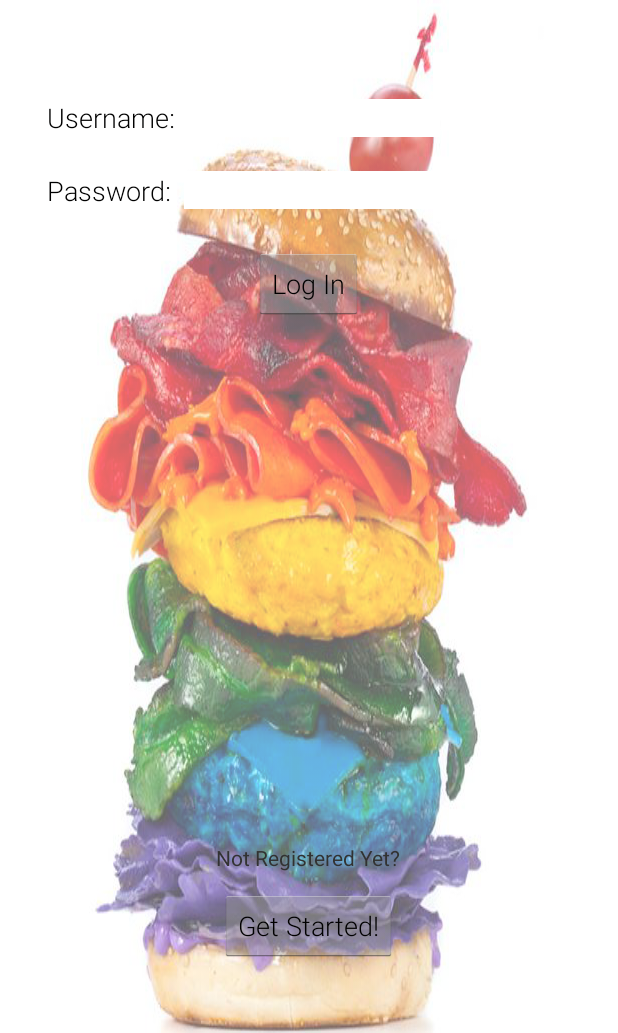
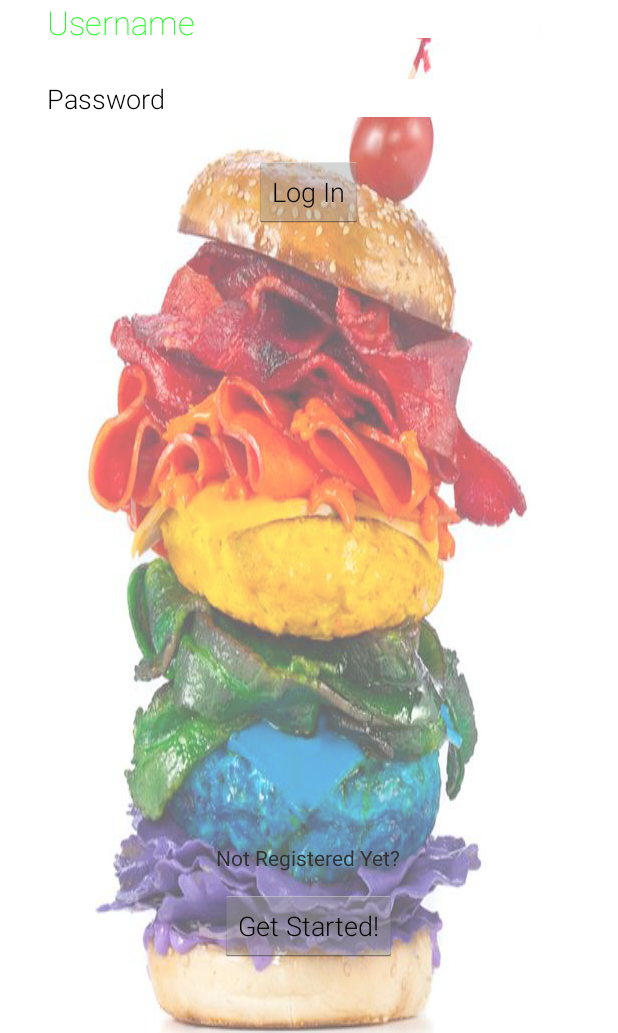
Before and after one commit to kmangutov/FoodTime, an Android app: the screen it shows after launch (MainActivity), on a phone screen of 412 x 824 dp, the part 203-1236 px from its top. Run offline under Robolectric (Android 15) with nearby library versions, the phone set to English and light mode, and no system bars.

Commit message:
change gradle to use version 16

```diff
--- a/app/build.gradle
+++ b/app/build.gradle
@@ -6,7 +6,7 @@ android {
 
     defaultConfig {
         applicationId "com.kmangutov.foodtime"
-        minSdkVersion 15
+        minSdkVersion 16
         targetSdkVersion 20
         versionCode 1
         versionName "1.0"
--- a/app/src/main/res/layout/login_activity.xml
+++ b/app/src/main/res/layout/login_activity.xml
@@ -30,18 +30,14 @@
                 android:id="@+id/textUser"
                 android:layout_width="wrap_content"
                 android:layout_height="wrap_content"
-                android:textAppearance="?android:attr/textAppearanceLarge"
-                android:text="Username:"
-                android:fontFamily="sans-serif-light"
-                android:layout_marginTop="66dp"
-                android:textColor="#000000"
-                android:textSize="18dp"/>
+                android:text="Username"
+                style="@style/header_text"/>
 
             <TextView
                 android:layout_width="wrap_content"
                 android:layout_height="wrap_content"
                 android:textAppearance="?android:attr/textAppearanceLarge"
-                android:text="Password:"
+                android:text="Password"
                 android:fontFamily="sans-serif-light"
                 android:textSize="18dp"
                 android:id="@+id/textPassword"
```
Also changed, not shown: 1 other file.
